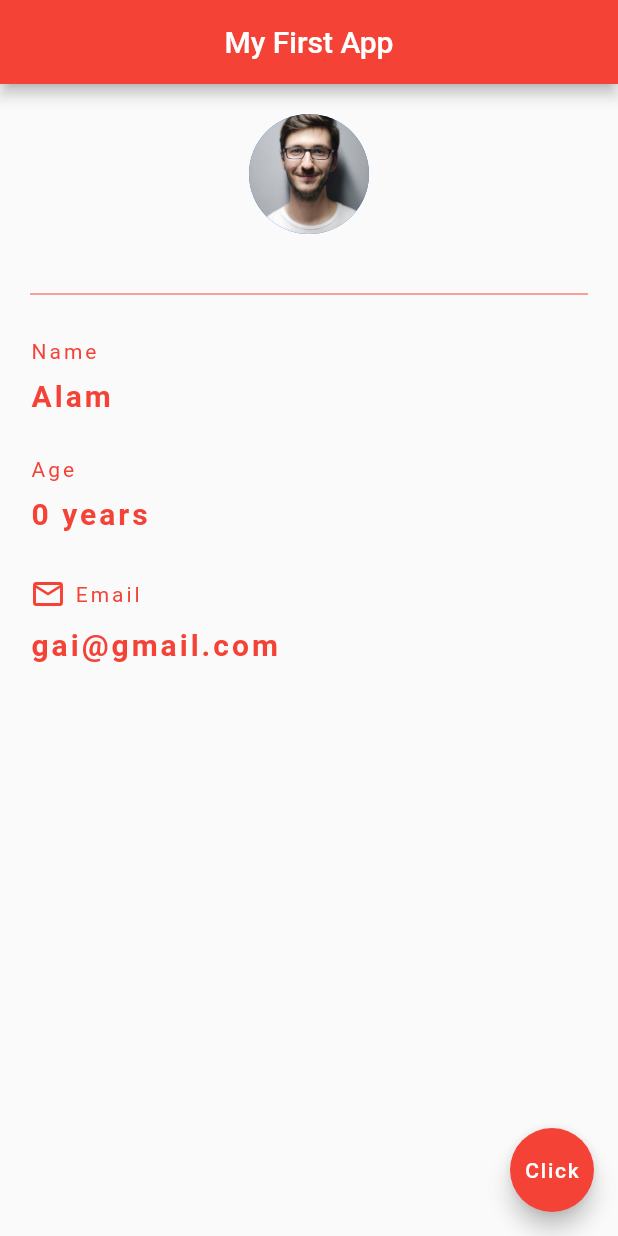
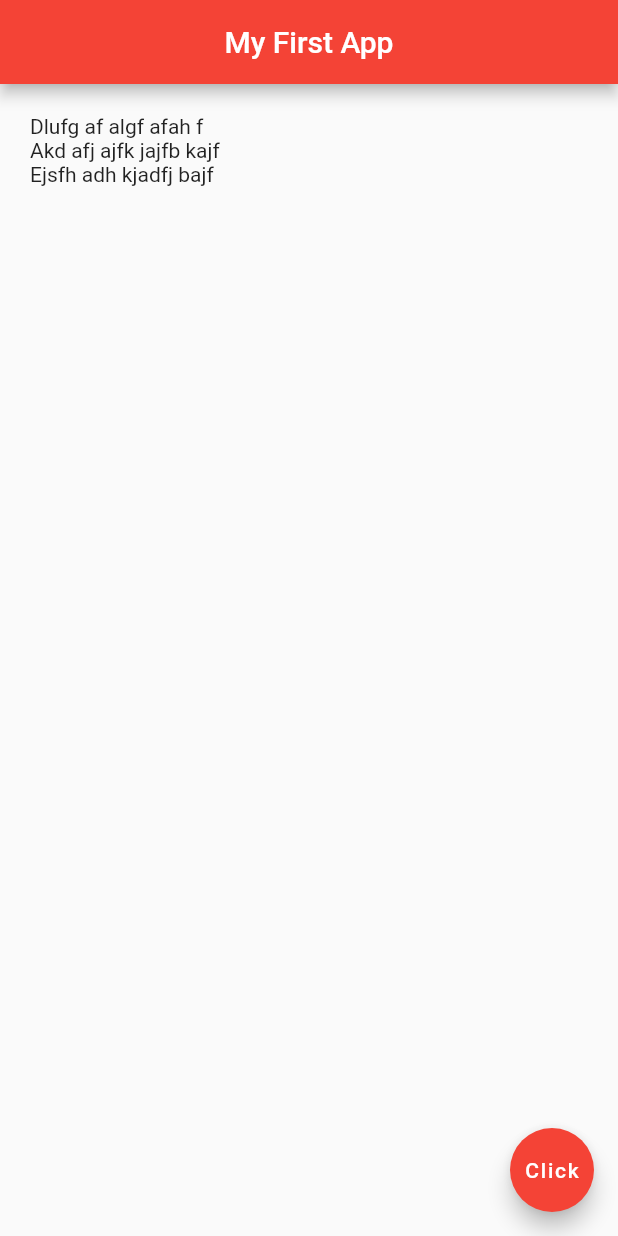
Before and after one commit to Monjur-Alam/Flutter-Beginner, a Flutter app: the screen it shows after launch, on a phone screen of 412 x 824 dp. Run offline on Flutter 3.47's test engine with Material 2 defaults, Android fonts, the phone set to English and light mode, and no system bars.

Commit message:
List of data

```diff
--- a/lib/main.dart
+++ b/lib/main.dart
@@ -9,8 +9,11 @@ class Home extends StatefulWidget {
 }
 
 class _HomeState extends State<Home> {
-  String name = 'Alam';
-  int age = 0;
+  List<String> quotes = [
+    'Dlufg af algf afah f',
+    'Akd afj ajfk jajfb kajf ',
+    'Ejsfh adh kjadfj bajf '
+  ];
   @override
   Widget build(BuildContext context) {
     return Scaffold(
@@ -23,97 +26,13 @@ class _HomeState extends State<Home> {
         padding: EdgeInsets.fromLTRB(20.0, 20.0, 20.0, 20.0),
         child: Column(
           crossAxisAlignment: CrossAxisAlignment.start,
-          children: [
-            Center(
-              child: CircleAvatar(
-                backgroundImage: AssetImage('assets/profile.jpeg'),
-                radius: 40.0,
-              ),
-            ),
-            SizedBox(
-              height: 10.0,
-            ),
-            Divider(
-              height: 60.0,
-              color: Colors.red,
-            ),
-            Text(
-              'Name',
-              style: TextStyle(
-                color: Colors.red,
-                letterSpacing: 2.0,
-              ),
-            ),
-            SizedBox(
-              height: 10.0,
-            ),
-            Text(
-              '$name',
-              style: TextStyle(
-                  color: Colors.red,
-                  letterSpacing: 2.0,
-                  fontSize: 20.0,
-                  fontWeight: FontWeight.bold),
-            ),
-            SizedBox(
-              height: 30.0,
-            ),
-            Text(
-              'Age',
-              style: TextStyle(
-                color: Colors.red,
-                letterSpacing: 2.0,
-              ),
-            ),
-            SizedBox(
-              height: 10.0,
-            ),
-            Text(
-              '$age years',
-              style: TextStyle(
-                  color: Colors.red,
-                  letterSpacing: 2.0,
-                  fontSize: 20.0,
-                  fontWeight: FontWeight.bold),
-            ),
-            SizedBox(
-              height: 30.0,
-            ),
-            Row(
-              children: [
-                Icon(
-                  Icons.email_outlined,
-                  color: Colors.red,
-                ),
-                Text(
-                  ' Email',
-                  style: TextStyle(
-                    color: Colors.red,
-                    letterSpacing: 2.0,
-                  ),
-                ),
-              ],
-            ),
-            SizedBox(
-              height: 10.0,
-            ),
-            Text(
-              'gai@gmail.com',
-              style: TextStyle(
-                  color: Colors.red,
-                  letterSpacing: 2.0,
-                  fontSize: 20.0,
-                  fontWeight: FontWeight.bold),
-            )
-          ],
+          children: quotes.map((quote) {
+            return Text(quote);
+          }).toList(),
         ),
       ),
       floatingActionButton: FloatingActionButton(
-        onPressed: () {
-          setState(() {
-            age += 1;
-          });
-        },
+        onPressed: () {},
         child: Text('Click'),
         backgroundColor: Colors.red[500],
       ),
```
